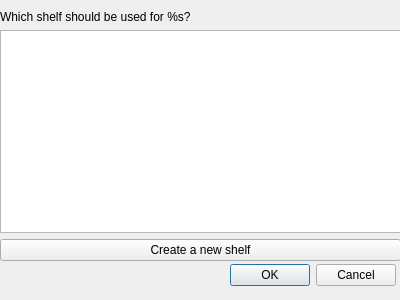
Before: the Qt Designer form shelfdialog.ui in sbadame/checkout, drawn with Qt 5.
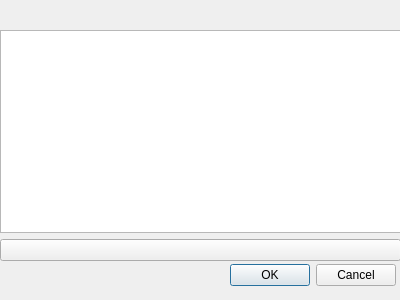
After: the same form once the commit is applied.

Commit message: button press not working but the gui works for the dialog

The edit to the form file:
```diff
--- a/shelfdialog.ui
+++ b/shelfdialog.ui
@@ -42,7 +42,7 @@
     <item>
      <widget class="QLabel" name="label">
       <property name="text">
-       <string>Which shelf should be used for %s?</string>
+       <string/>
       </property>
      </widget>
     </item>
@@ -52,7 +52,7 @@
     <item>
      <widget class="QPushButton" name="new_shelf_button">
       <property name="text">
-       <string>Create a new shelf</string>
+       <string/>
       </property>
      </widget>
     </item>
```
Left out of the diff: 2 changed lines with no effect on the pictures. The commit also changes 2 other files.
